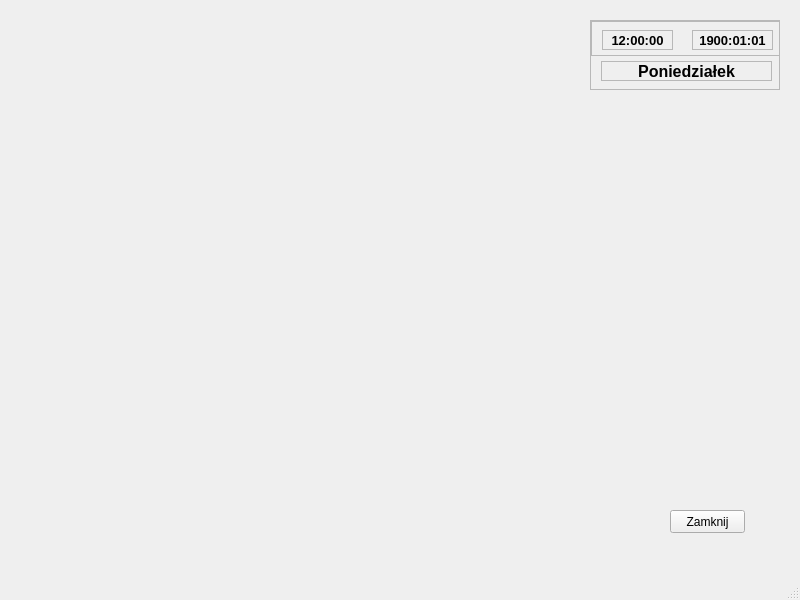
The window that Urzadzenia/urzadzeniaprzypominacz.ui (Astropl/OptiBase) describes before a commit, drawn with Qt 5.
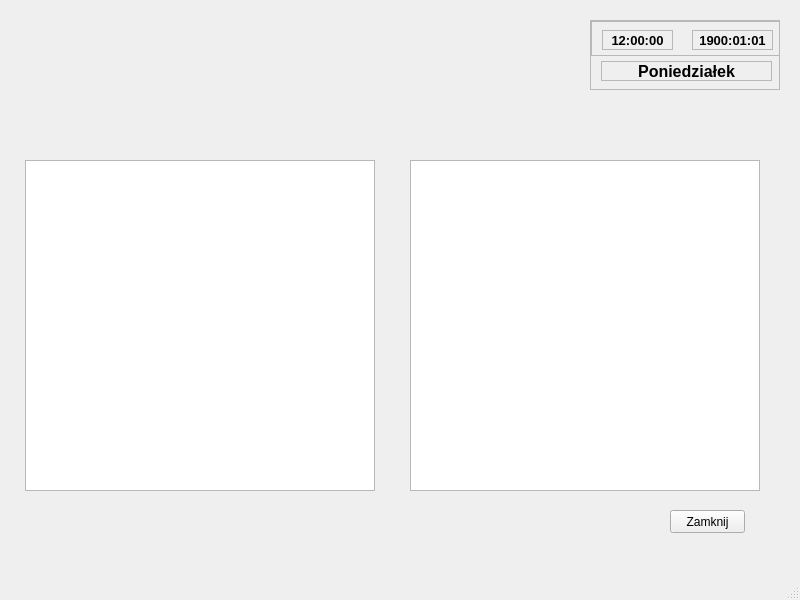
The same window after the commit.

Patch:
```diff
--- a/Urzadzenia/urzadzeniaprzypominacz.ui
+++ b/Urzadzenia/urzadzeniaprzypominacz.ui
@@ -156,6 +156,26 @@
      <zorder>labelDzien</zorder>
     </widget>
    </widget>
+   <widget class="QTableView" name="tbPrzypominacz">
+    <property name="geometry">
+     <rect>
+      <x>25</x>
+      <y>160</y>
+      <width>350</width>
+      <height>331</height>
+     </rect>
+    </property>
+   </widget>
+   <widget class="QTableView" name="tbWazneDaty">
+    <property name="geometry">
+     <rect>
+      <x>410</x>
+      <y>160</y>
+      <width>350</width>
+      <height>331</height>
+     </rect>
+    </property>
+   </widget>
   </widget>
   <widget class="QMenuBar" name="menubar">
    <property name="geometry">
```
